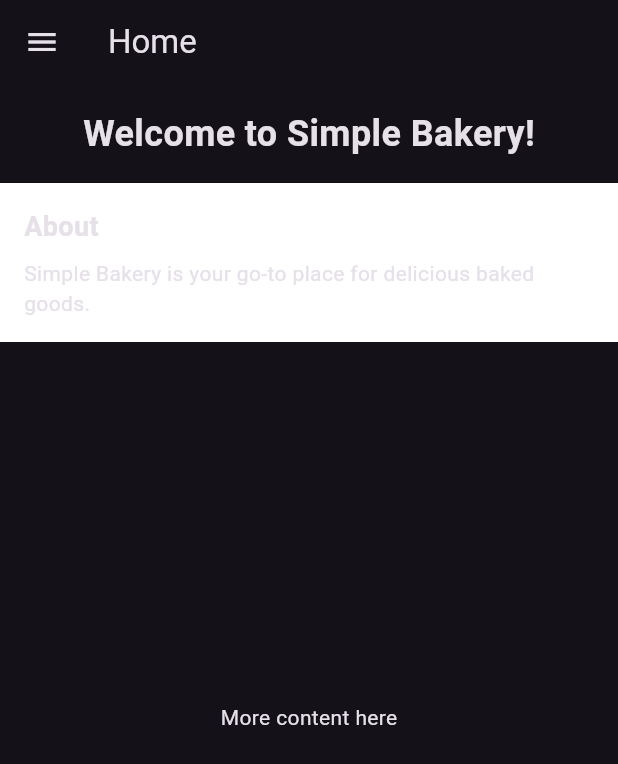
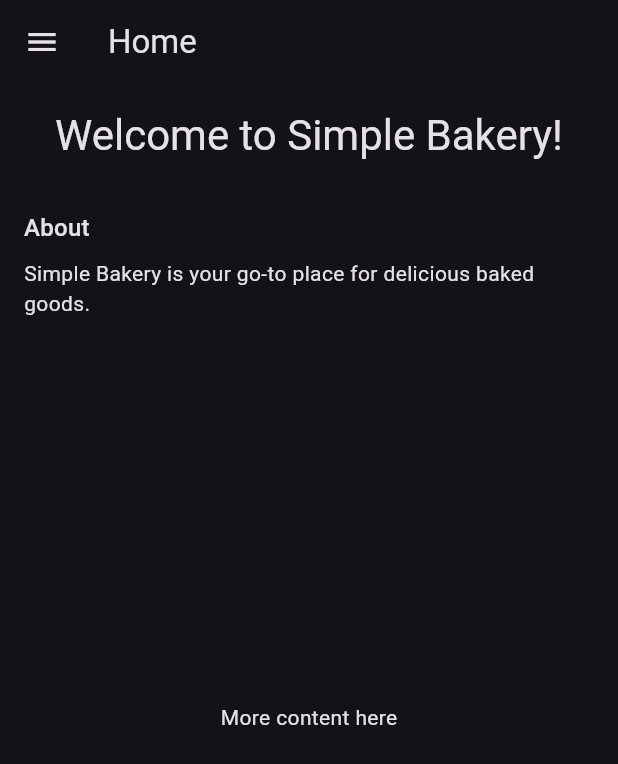
Before and after one commit to VoxMonstra/CSC-4610-Web-Warriors, a Flutter app: the screen it shows after launch, on a phone screen of 412 x 824 dp. Shown: the top 764 px of the screen. Run offline on Flutter 3.47's test engine with Material 3 defaults, Android fonts, the phone set to English and light mode, and no system bars; our stand-ins replace shared_preferences; missing offline and left inert: mysql1.

Commit message:
fix: make about section compliant with the theme

```diff
--- a/src/lib/screens/home.dart
+++ b/src/lib/screens/home.dart
@@ -16,7 +16,7 @@ class HomePage extends StatelessWidget {
               child: Center(
                 child: Text(
                   'Welcome to Simple Bakery!',
-                  style: TextStyle(fontSize: 24, fontWeight: FontWeight.bold),
+                  style: Theme.of(context).textTheme.headlineMedium, // Theme text
                 ),
               ),
             ),
@@ -24,16 +24,13 @@ class HomePage extends StatelessWidget {
             // About section at the bottom
             Container(
               padding: EdgeInsets.all(16),
-              color: Colors.white,
+              color: Theme.of(context).colorScheme.surface, // Adapts to the theme
               child: Column(
                 crossAxisAlignment: CrossAxisAlignment.start,
                 children: [
                   Text(
                     'About',
-                    style: TextStyle(
-                      fontSize: 18,
-                      fontWeight: FontWeight.bold,
-                    ),
+                    style: Theme.of(context).textTheme.titleMedium,
                   ),
                   SizedBox(height: 8),
                   Text(
```
